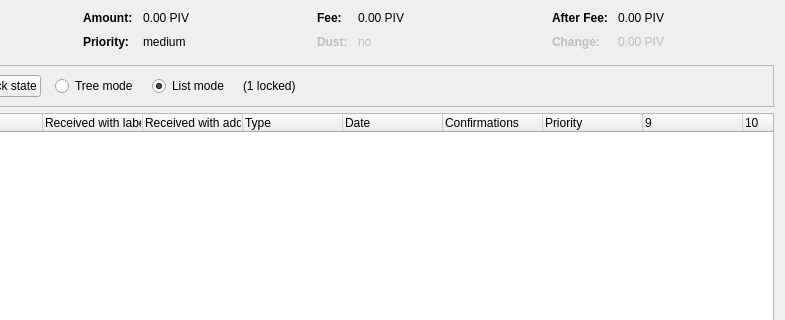
Above: src/qt/forms/coincontroldialog.ui from WisprProject/core before the change; both pictures show x 169 to 954 and y 0 to 320 of the 954 by 500 pixel window. Below: the same form after it.
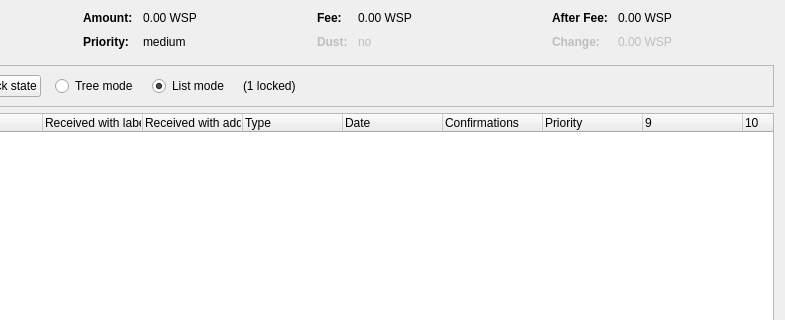
That is the form after the change. Custom widgets are drawn as their Qt base class.

The edit to the form file:
```diff
--- a/src/qt/forms/coincontroldialog.ui
+++ b/src/qt/forms/coincontroldialog.ui
@@ -136,7 +136,7 @@
                                         <enum>Qt::ActionsContextMenu</enum>
                                     </property>
                                     <property name="text">
-                                        <string notr="true">0.00 PIV</string>
+                                        <string notr="true">0.00 WSP</string>
                                     </property>
                                     <property name="textInteractionFlags">
                                         <set>
@@ -214,7 +214,7 @@
                                         <enum>Qt::ActionsContextMenu</enum>
                                     </property>
                                     <property name="text">
-                                        <string notr="true">0.00 PIV</string>
+                                        <string notr="true">0.00 WSP</string>
                                     </property>
                                     <property name="textInteractionFlags">
                                         <set>
@@ -298,7 +298,7 @@
                                         <enum>Qt::ActionsContextMenu</enum>
                                     </property>
                                     <property name="text">
-                                        <string notr="true">0.00 PIV</string>
+                                        <string notr="true">0.00 WSP</string>
                                     </property>
                                     <property name="textInteractionFlags">
                                         <set>
@@ -335,7 +335,7 @@
                                         <enum>Qt::ActionsContextMenu</enum>
                                     </property>
                                     <property name="text">
-                                        <string notr="true">0.00 PIV</string>
+                                        <string notr="true">0.00 WSP</string>
                                     </property>
                                     <property name="textInteractionFlags">
                                         <set>
```
